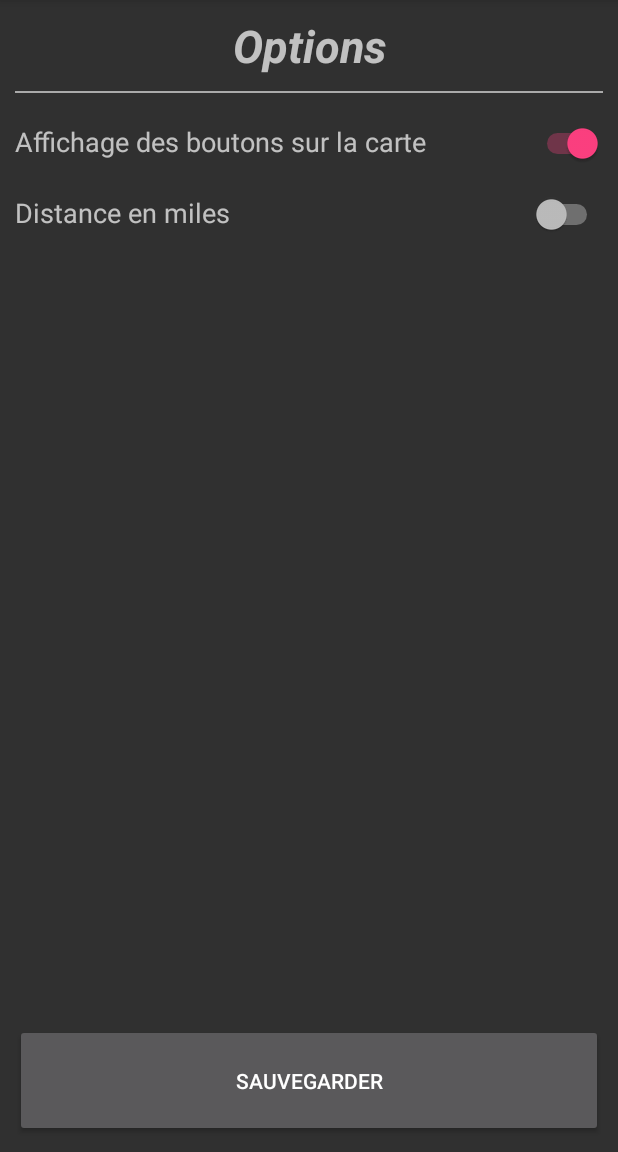
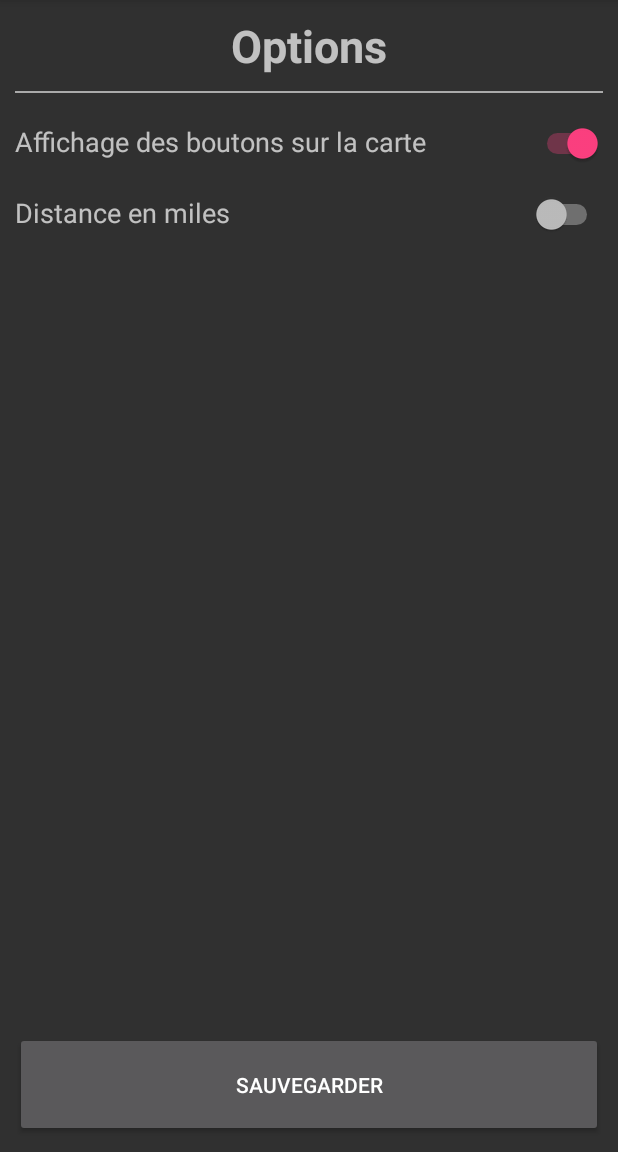
Before and after one commit to OncleTom77/WhereToEat, an Android app: the fragment OptionPageFragment shown on its own in the app's theme, on a phone screen of 412 x 824 dp, the part 84-1236 px from its top. Run offline under Robolectric (Android 15) with nearby library versions, the phone set to English and light mode, and no system bars.

```diff
--- a/app/src/main/java/com/esgi/androidproject/Model/Restaurant.java
+++ b/app/src/main/java/com/esgi/androidproject/Model/Restaurant.java
@@ -125,6 +125,6 @@ public class Restaurant implements Serializable {
     @Override
     public String toString() {
 
-        return name + " - " + String.valueOf(id) + " - " + getStarsMark();
+        return name + " - " + getStarsMark();
     }
 }
--- a/app/src/main/res/layout/meal_form.xml
+++ b/app/src/main/res/layout/meal_form.xml
@@ -24,6 +24,7 @@
         <View
             android:layout_width="match_parent"
             android:layout_height="1dp"
+            android:layout_marginTop="10dp"
             android:background="@android:color/darker_gray"/>
 
         <TextView
@@ -31,6 +32,7 @@
             android:layout_width="match_parent"
             android:layout_height="wrap_content"
             android:id="@+id/meal_title"
+            android:layout_marginTop="10dp"
             android:textSize="30sp" />
 
         <EditText
--- a/app/src/main/res/layout/option.xml
+++ b/app/src/main/res/layout/option.xml
@@ -3,12 +3,6 @@
     android:orientation="vertical" android:layout_width="match_parent"
     android:layout_height="match_parent"
     android:layout_margin="10dp">
-
-    <LinearLayout
-        android:layout_width="match_parent"
-        android:layout_height="0px"
-        android:orientation="vertical"
-        android:layout_weight="9">
 
     <TextView
         android:layout_width="match_parent"
@@ -17,13 +11,19 @@
         android:text="@string/option_title"
         android:textSize="30sp"
         android:textAlignment="center"
-            android:textStyle="normal|bold|italic" />
+        android:textStyle="bold" />
 
     <View
         android:layout_width="match_parent"
         android:layout_height="1dp"
         android:layout_marginTop="10dp"
         android:background="@android:color/darker_gray"/>
+
+    <LinearLayout
+        android:layout_width="match_parent"
+        android:layout_height="0px"
+        android:orientation="vertical"
+        android:layout_weight="9">
 
         <LinearLayout
             android:layout_width="match_parent"
```
Also changed, not shown: app/src/main/java/com/esgi/androidproject/controller/fragment/ListPageFragment.java (+26 -1 lines), app/src/main/res/layout/list.xml (+6 -5 lines). Lines whose indentation alone changed are shown as unchanged.
